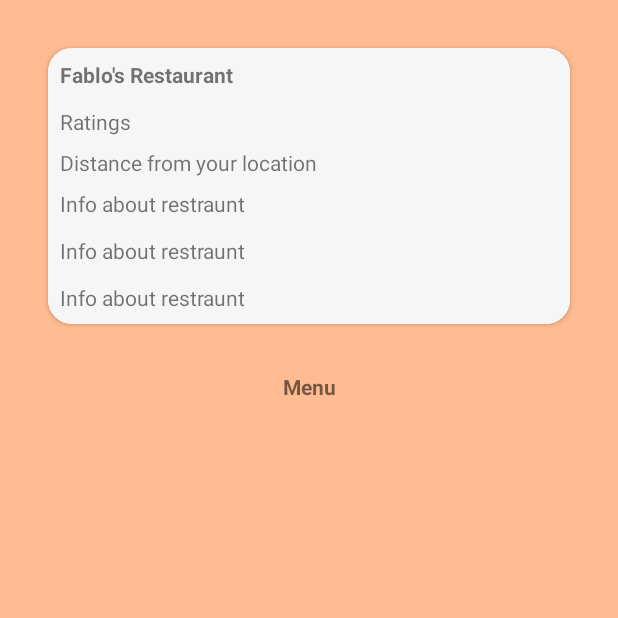
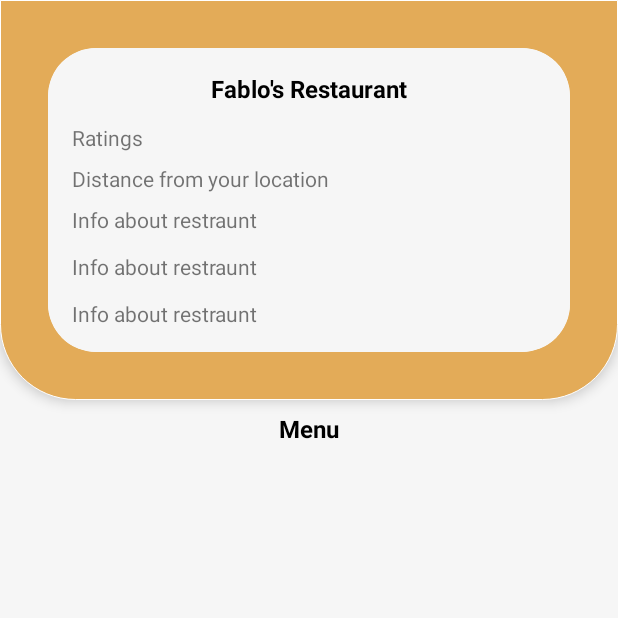
Before and after one commit to varun11192/RestMenu, an Android app built with Jetpack Compose: the screen it shows after launch (MainActivity), on a phone screen of 412 x 824 dp, the top half of it. Run offline under Robolectric (Android 15) with nearby library versions, the phone set to English and light mode, and no system bars.

```diff
--- a/app/src/main/java/com/example/restmenu/Adapters/ProductAdapter.java
+++ b/app/src/main/java/com/example/restmenu/Adapters/ProductAdapter.java
@@ -37,7 +37,6 @@ public class ProductAdapter extends RecyclerView.Adapter<ProductAdapter.MenuVH>
 
         ProductModel item = menuList.get(position);
         holder.dishNameTextView.setText(item.getProductName());
-        //holder.priceTextView.setText(item.getProductPrice());
         holder.isVeg.setText(item.isVeg() ? "true" : "false");
         holder.inStock.setText(item.isInStock() ? "true" : "false");
         holder.hasCustom.setText(item.isHasCustomization() ? "true" : "false");
--- a/app/src/main/java/com/example/restmenu/MainActivity.java
+++ b/app/src/main/java/com/example/restmenu/MainActivity.java
@@ -22,64 +22,69 @@ import retrofit2.converter.gson.GsonConverterFactory;
 
 public class MainActivity extends AppCompatActivity {
 
-    RecyclerView recyclerView;
-
-    List<ProductItem> menuList;
-
     @Override
     protected void onCreate(Bundle savedInstanceState) {
         super.onCreate(savedInstanceState);
         setContentView(R.layout.activity_main);
 
+        // Initialize Retrofit for making API requests
         Retrofit retrofit = new Retrofit.Builder()
                 .baseUrl("https://inventory.fablocdn.com/")
                 .addConverterFactory(GsonConverterFactory.create())
                 .build();
 
+        // Create an instance of ApiService to define API endpoints
         ApiService apiService = retrofit.create(ApiService.class);
 
+        // Find the RecyclerView in the layout file
         RecyclerView mainCategoryRecyclerView = findViewById(R.id.menuRV);
+
+        // Set up the RecyclerView with a LinearLayoutManager
         mainCategoryRecyclerView.setLayoutManager(new LinearLayoutManager(this));
 
+        // Make an asynchronous API call to fetch data
         Call<YourResponseModel> call = apiService.getCategoryData();
 
         call.enqueue(new Callback<YourResponseModel>() {
             @Override
             public void onResponse(Call<YourResponseModel> call, Response<YourResponseModel> response) {
+                // Log the response code for debugging
                 Log.d("response", "Response Code: " + response.code());
 
                 if (response.isSuccessful()) {
+                    // Parse the response body into a data object
                     YourResponseModel data = response.body();
 
                     if (data != null) {
-                        Log.d("notnulldata", "Fetched Data:\n" + data.toString()); // Log the response data
-                        // Handle successful response
+                        // Log the fetched data for debugging
+                        Log.d("notnulldata", "Fetched Data:\n" + data.toString());
+
+                        // Extract the categories from the data
                         List<CategoryModel> categories = data.getCategories();
 
+                        // Create an adapter to display the data in the RecyclerView
                         MainCategoryAdapter adapter = new MainCategoryAdapter(MainActivity.this, categories);
+
+                        // Set the adapter on the RecyclerView
                         mainCategoryRecyclerView.setAdapter(adapter);
+
+                        // Notify the adapter that the data set has changed
                         adapter.notifyDataSetChanged();
                     } else {
+                        // Log an error message if the response body is null
                         Log.e("nulldata", "Response body is null.");
                     }
-
-
-
                 } else {
+                    // Log an error message if the API call was not successful
                     Log.e("MainActivity", "Failed to fetch data: " + response.message());
                 }
             }
 
             @Override
             public void onFailure(Call<YourResponseModel> call, Throwable t) {
+                // Log an error message if the API call failed
                 Log.e("failure", "API call failed: " + t.getMessage());
             }
         });
-
-
     }
-
-
-
-
 }
--- /dev/null
+++ b/app/src/main/res/drawable/curve_layout.xml
@@ -0,0 +1,18 @@
+<?xml version="1.0" encoding="utf-8"?>
+<shape xmlns:android="http://schemas.android.com/apk/res/android"
+    android:shape="rectangle">
+    <corners
+        android:bottomLeftRadius="50dp"
+        android:bottomRightRadius="50dp"
+        android:topLeftRadius="0dp"
+        android:topRightRadius="0dp" />
+    <padding
+        android:bottom="0dp"
+        android:left="0dp"
+        android:right="0dp"
+        android:top="0dp" />
+    <stroke
+        android:width="0.5dp"
+        android:color="@color/white" />
+    <solid android:color="#E3AB58" />
+</shape>
--- a/app/src/main/res/layout/activity_main.xml
+++ b/app/src/main/res/layout/activity_main.xml
@@ -5,14 +5,21 @@
     android:layout_width="match_parent"
     android:layout_height="match_parent"
     android:orientation="vertical"
-    android:background="#FFBB91"
+    android:background="#F6F6F6"
     tools:context=".MainActivity">
 
+    <LinearLayout
+        android:layout_width="match_parent"
+        android:layout_height="wrap_content"
+        android:background="@drawable/curve_layout"
+        android:orientation="vertical"
+        android:elevation="5dp"
+        >
 
         <androidx.cardview.widget.CardView
             android:id="@+id/posterCardView"
             android:layout_width="match_parent"
-            app:cardCornerRadius="16dp"
+            app:cardCornerRadius="32dp"
             android:layout_height="wrap_content"
             android:elevation="10dp"
             android:layout_margin="32dp"
@@ -24,12 +31,16 @@
                 android:layout_height="match_parent"
                 android:orientation="vertical"
                 android:background="#F6F6F6"
+                android:padding="8dp"
                 >
 
            <TextView
                android:layout_width="match_parent"
                android:layout_height="wrap_content"
                android:text="Fablo's Restaurant"
+               android:gravity="center"
+               android:textColor="@color/black"
+               android:textSize="16sp"
                android:padding="8dp"
                android:textStyle="bold"
                />
@@ -81,11 +92,16 @@
 
         </androidx.cardview.widget.CardView>
 
+    </LinearLayout>
+
     <TextView
         android:layout_width="match_parent"
         android:layout_height="wrap_content"
         android:text="Menu"
+        android:textSize="16sp"
+        android:textColor="@color/black"
         android:textStyle="bold"
+        android:layout_marginTop="8dp"
         android:gravity="center_horizontal"
         />
 
```
Also changed, not shown: app/src/main/java/com/example/restmenu/Adapters/MainCategoryAdapter.java (+24 -22 lines), app/src/main/java/com/example/restmenu/ProductItem.java (deleted, +0 -49 lines).
